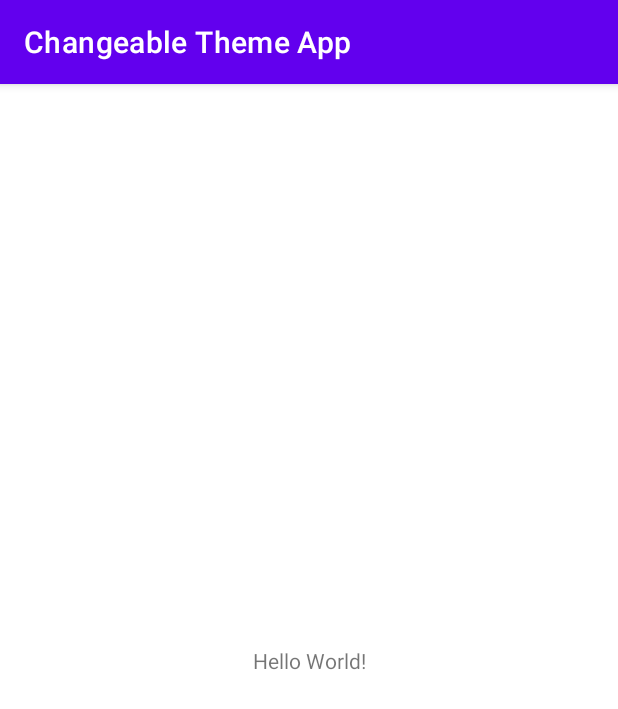
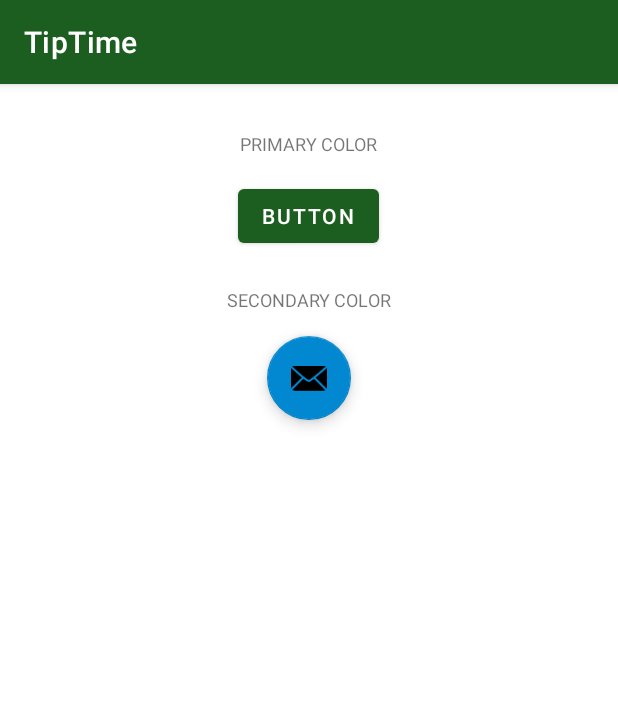
Before and after one commit to sulaiman666/Learning, an Android app: the screen it shows after launch (MainActivity), on a phone screen of 412 x 824 dp. Shown: the top 709 px of the screen. Run offline under Robolectric (Android 15) with nearby library versions, the phone set to English and light mode, and no system bars.

Commit message:
Finished Changeable Theme App

```diff
--- a/ChangeableThemeApp/app/build.gradle
+++ b/ChangeableThemeApp/app/build.gradle
@@ -36,7 +36,7 @@ dependencies {
 
     implementation "org.jetbrains.kotlin:kotlin-stdlib:$kotlin_version"
     implementation 'androidx.core:core-ktx:1.3.2'
-    implementation 'androidx.appcompat:appcompat:1.2.0'
+    implementation 'com.google.android.material:material:1.2.0'
     implementation 'com.google.android.material:material:1.2.1'
     implementation 'androidx.constraintlayout:constraintlayout:2.0.4'
     testImplementation 'junit:junit:4.+'
--- a/ChangeableThemeApp/app/src/main/AndroidManifest.xml
+++ b/ChangeableThemeApp/app/src/main/AndroidManifest.xml
@@ -8,7 +8,7 @@
         android:label="@string/app_name"
         android:roundIcon="@mipmap/ic_launcher_round"
         android:supportsRtl="true"
-        android:theme="@style/Theme.ChangeableThemeApp">
+        android:theme="@style/Theme.TipTime">
         <activity android:name=".MainActivity">
             <intent-filter>
                 <action android:name="android.intent.action.MAIN" />
--- a/ChangeableThemeApp/app/src/main/java/com/tedasa/changeablethemeapp/MainActivity.kt
+++ b/ChangeableThemeApp/app/src/main/java/com/tedasa/changeablethemeapp/MainActivity.kt
@@ -1,7 +1,7 @@
 package com.tedasa.changeablethemeapp
 
+import android.os.Bundle
 import androidx.appcompat.app.AppCompatActivity
-import android.os.Bundle
 
 class MainActivity : AppCompatActivity() {
     override fun onCreate(savedInstanceState: Bundle?) {
--- a/ChangeableThemeApp/app/src/main/res/layout/activity_main.xml
+++ b/ChangeableThemeApp/app/src/main/res/layout/activity_main.xml
@@ -1,18 +1,43 @@
 <?xml version="1.0" encoding="utf-8"?>
-<androidx.constraintlayout.widget.ConstraintLayout xmlns:android="http://schemas.android.com/apk/res/android"
+<LinearLayout xmlns:android="http://schemas.android.com/apk/res/android"
     xmlns:app="http://schemas.android.com/apk/res-auto"
     xmlns:tools="http://schemas.android.com/tools"
     android:layout_width="match_parent"
     android:layout_height="match_parent"
+    android:layout_margin="16dp"
+    android:orientation="vertical"
     tools:context=".MainActivity">
 
     <TextView
         android:layout_width="wrap_content"
+        android:layout_height="48dp"
+        android:layout_gravity="center_horizontal"
+        android:gravity="center_vertical"
+        android:text="@string/primary_color"
+        android:textAllCaps="true"
+        android:textSize="12sp" />
+
+    <Button
+        android:layout_width="wrap_content"
         android:layout_height="wrap_content"
-        android:text="Hello World!"
-        app:layout_constraintBottom_toBottomOf="parent"
-        app:layout_constraintLeft_toLeftOf="parent"
-        app:layout_constraintRight_toRightOf="parent"
-        app:layout_constraintTop_toTopOf="parent" />
+        android:layout_gravity="center_horizontal"
+        android:text="@string/button" />
 
-</androidx.constraintlayout.widget.ConstraintLayout>
+    <TextView
+        android:layout_width="wrap_content"
+        android:layout_height="48dp"
+        android:layout_gravity="center_horizontal"
+        android:layout_marginTop="8dp"
+        android:gravity="center_vertical"
+        android:text="@string/secondary_color"
+        android:textAllCaps="true"
+        android:textSize="12sp" />
+
+    <com.google.android.material.floatingactionbutton.FloatingActionButton
+        android:layout_width="wrap_content"
+        android:layout_height="wrap_content"
+        android:layout_gravity="center_horizontal"
+        android:contentDescription="@string/email_icon"
+        app:srcCompat="@android:drawable/ic_dialog_email" />
+
+</LinearLayout>
--- a/ChangeableThemeApp/app/src/main/res/values-night/themes.xml
+++ b/ChangeableThemeApp/app/src/main/res/values-night/themes.xml
@@ -1,13 +1,13 @@
 <resources xmlns:tools="http://schemas.android.com/tools">
-    <!-- Base application theme. -->
-    <style name="Theme.ChangeableThemeApp" parent="Theme.MaterialComponents.DayNight.DarkActionBar">
+    <!-- Application theme for dark theme. -->
+    <style name="Theme.TipTime" parent="Theme.MaterialComponents.DayNight.DarkActionBar">
         <!-- Primary brand color. -->
-        <item name="colorPrimary">@color/purple_200</item>
-        <item name="colorPrimaryVariant">@color/purple_700</item>
+        <item name="colorPrimary">@color/green_light</item>
+        <item name="colorPrimaryVariant">@color/green</item>
         <item name="colorOnPrimary">@color/black</item>
         <!-- Secondary brand color. -->
-        <item name="colorSecondary">@color/teal_200</item>
-        <item name="colorSecondaryVariant">@color/teal_200</item>
+        <item name="colorSecondary">@color/blue_light</item>
+        <item name="colorSecondaryVariant">@color/blue_light</item>
         <item name="colorOnSecondary">@color/black</item>
         <!-- Status bar color. -->
         <item name="android:statusBarColor" tools:targetApi="l">?attr/colorPrimaryVariant</item>
--- a/ChangeableThemeApp/app/src/main/res/values/colors.xml
+++ b/ChangeableThemeApp/app/src/main/res/values/colors.xml
@@ -7,4 +7,11 @@
     <color name="teal_700">#FF018786</color>
     <color name="black">#FF000000</color>
     <color name="white">#FFFFFFFF</color>
+
+    <color name="green">#1B5E20</color>
+    <color name="green_dark">#003300</color>
+    <color name="green_light">#A5D6A7</color>
+    <color name="blue">#0288D1</color>
+    <color name="blue_dark">#005B9F</color>
+    <color name="blue_light">#81D4FA</color>
 </resources>
--- a/ChangeableThemeApp/app/src/main/res/values/strings.xml
+++ b/ChangeableThemeApp/app/src/main/res/values/strings.xml
@@ -1,3 +1,7 @@
 <resources>
-    <string name="app_name">Changeable Theme App</string>
+    <string name="app_name">TipTime</string>
+    <string name="primary_color">Primary color</string>
+    <string name="button">Button</string>
+    <string name="secondary_color">Secondary color</string>
+    <string name="email_icon">email icon</string>
 </resources>
--- a/ChangeableThemeApp/app/src/main/res/values/themes.xml
+++ b/ChangeableThemeApp/app/src/main/res/values/themes.xml
@@ -1,13 +1,13 @@
 <resources xmlns:tools="http://schemas.android.com/tools">
     <!-- Base application theme. -->
-    <style name="Theme.ChangeableThemeApp" parent="Theme.MaterialComponents.DayNight.DarkActionBar">
+    <style name="Theme.TipTime" parent="Theme.MaterialComponents.DayNight.DarkActionBar">
         <!-- Primary brand color. -->
-        <item name="colorPrimary">@color/purple_500</item>
-        <item name="colorPrimaryVariant">@color/purple_700</item>
+        <item name="colorPrimary">@color/green</item>
+        <item name="colorPrimaryVariant">@color/green_dark</item>
         <item name="colorOnPrimary">@color/white</item>
         <!-- Secondary brand color. -->
-        <item name="colorSecondary">@color/teal_200</item>
-        <item name="colorSecondaryVariant">@color/teal_700</item>
+        <item name="colorSecondary">@color/blue</item>
+        <item name="colorSecondaryVariant">@color/blue_dark</item>
         <item name="colorOnSecondary">@color/black</item>
         <!-- Status bar color. -->
         <item name="android:statusBarColor" tools:targetApi="l">?attr/colorPrimaryVariant</item>
```
